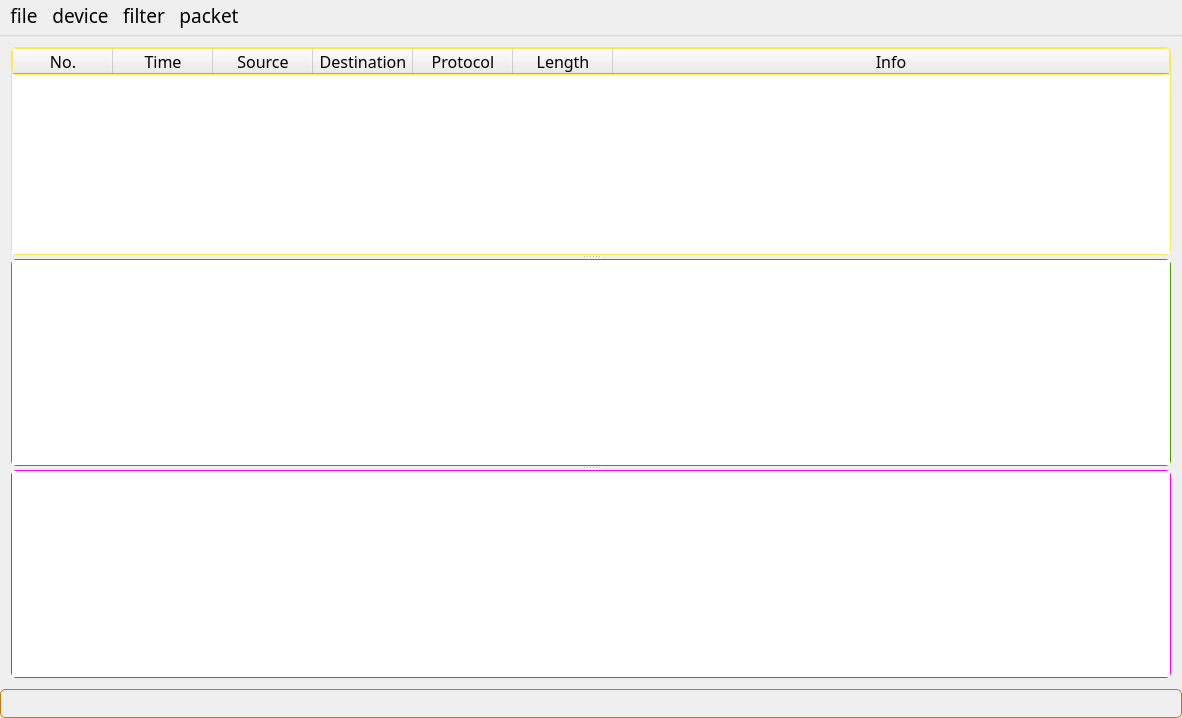
First picture: the form in mainwindow.ui, repository yanghaku/sniffer-libpcap-, before the edit.
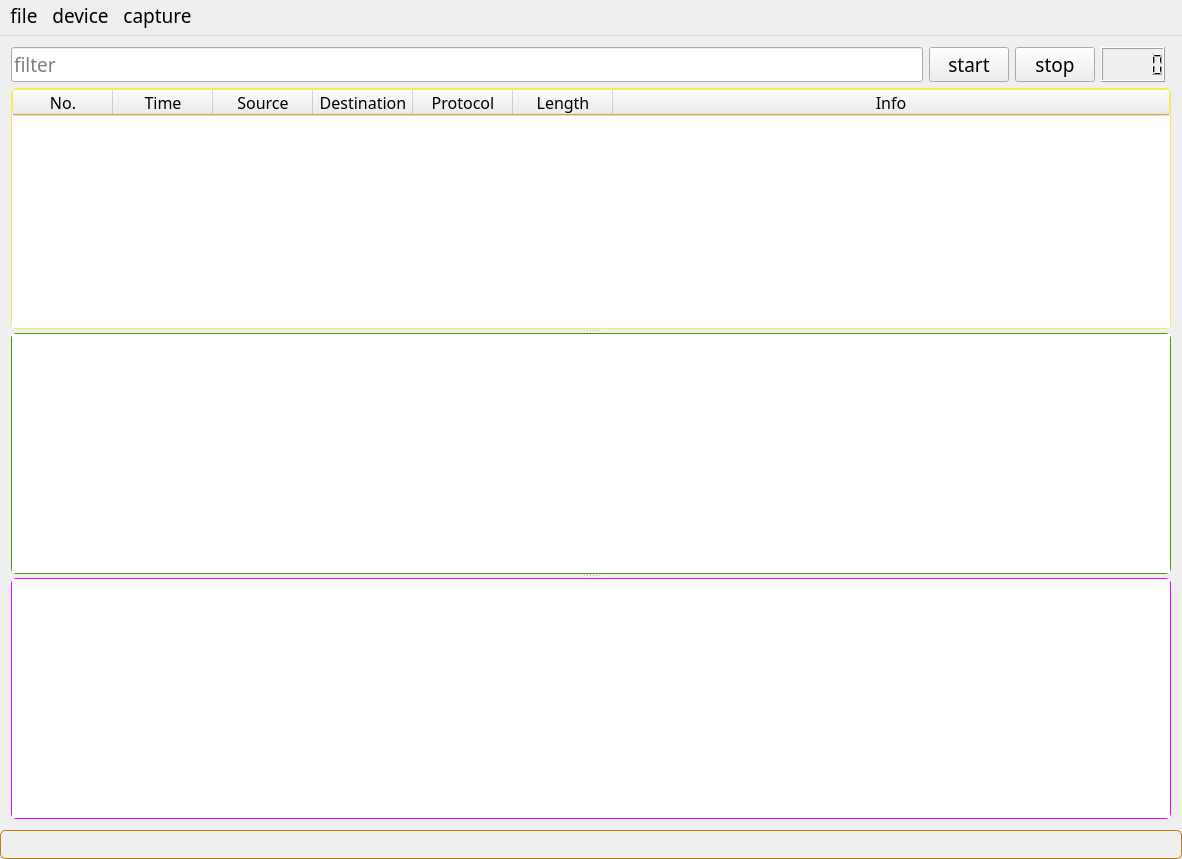
Second picture: the form after the edit.

The edit to the form file:
```diff
--- a/mainwindow.ui
+++ b/mainwindow.ui
@@ -7,7 +7,7 @@
     <x>0</x>
     <y>0</y>
     <width>1182</width>
-    <height>718</height>
+    <height>859</height>
    </rect>
   </property>
   <property name="font">
@@ -24,6 +24,13 @@
   <widget class="QWidget" name="centralWidget">
    <layout class="QGridLayout" name="gridLayout">
     <item row="0" column="0">
+     <widget class="QLineEdit" name="lineEdit">
+      <property name="placeholderText">
+       <string>filter</string>
+      </property>
+     </widget>
+    </item>
+    <item row="1" column="0" colspan="5">
      <widget class="QSplitter" name="splitter">
       <property name="orientation">
        <enum>Qt::Vertical</enum>
@@ -149,6 +156,33 @@
       </widget>
      </widget>
     </item>
+    <item row="0" column="1">
+     <widget class="QPushButton" name="pushButton_start">
+      <property name="text">
+       <string>start</string>
+      </property>
+     </widget>
+    </item>
+    <item row="0" column="3">
+     <widget class="QLCDNumber" name="lcdNumber">
+      <property name="lineWidth">
+       <number>1</number>
+      </property>
+      <property name="digitCount">
+       <number>5</number>
+      </property>
+      <property name="intValue" stdset="0">
+       <number>0</number>
+      </property>
+     </widget>
+    </item>
+    <item row="0" column="2">
+     <widget class="QPushButton" name="pushButton_stop">
+      <property name="text">
+       <string>stop</string>
+      </property>
+     </widget>
+    </item>
    </layout>
   </widget>
   <widget class="QMenuBar" name="menuBar">
@@ -181,30 +215,14 @@
     <addaction name="actionchange"/>
     <addaction name="actiondetail"/>
    </widget>
-   <widget class="QMenu" name="menufilter">
-    <property name="title">
-     <string>filter</string>
-    </property>
-    <addaction name="separator"/>
-    <addaction name="actionARP"/>
-    <addaction name="actionRARP"/>
-    <addaction name="separator"/>
-    <addaction name="actionIP"/>
-    <addaction name="separator"/>
-    <addaction name="actionTCP"/>
-    <addaction name="actionUDP"/>
-    <addaction name="separator"/>
-    <addaction name="actionICMP"/>
-   </widget>
    <widget class="QMenu" name="menupacket">
     <property name="title">
-     <string>packet</string>
+     <string>capture</string>
     </property>
     <addaction name="actionstart"/>
    </widget>
    <addaction name="menufile"/>
    <addaction name="menudevice"/>
-   <addaction name="menufilter"/>
    <addaction name="menupacket"/>
   </widget>
   <widget class="QStatusBar" name="statusBar">
```
Left out of the diff: 134 changed lines with no effect on the pictures.
